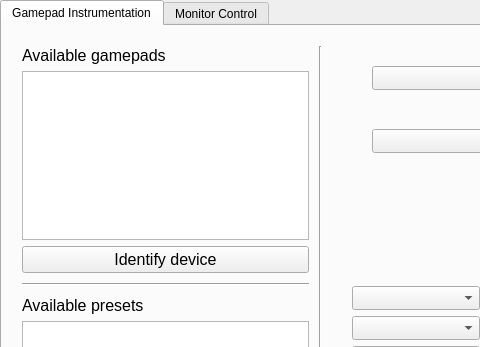
ACPLMaverick/MAVNET_Fast, file LivingRoomTool/LivingRoomTool/LivingRoomTool.ui: the form before one commit; both pictures show x 0 to 480 and y 0 to 347 of the 1024 by 850 pixel window.
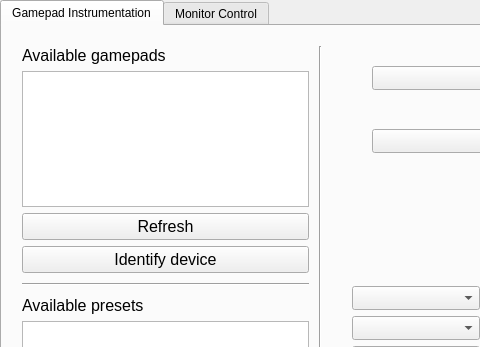
The form after the commit. Icons and pictures are not drawn.

```diff
--- a/LivingRoomTool/LivingRoomTool/LivingRoomTool.ui
+++ b/LivingRoomTool/LivingRoomTool/LivingRoomTool.ui
@@ -70,7 +70,7 @@
           <enum>QLayout::SetDefaultConstraint</enum>
          </property>
          <item>
-          <layout class="QVBoxLayout" name="VertLayout_Devices" stretch="0,0,0">
+          <layout class="QVBoxLayout" name="VertLayout_Devices" stretch="0,0,0,0">
            <item>
             <widget class="QLabel" name="Lbl_SelectDevice">
              <property name="sizePolicy">
@@ -96,6 +96,18 @@
            <item>
             <widget class="QListWidget" name="List_Devices"/>
            </item>
+           <item>
+            <widget class="QPushButton" name="Btn_RefreshDevices">
+             <property name="font">
+              <font>
+               <pointsize>12</pointsize>
+              </font>
+             </property>
+             <property name="text">
+              <string>Refresh</string>
+             </property>
+            </widget>
+           </item>
            <item>
             <widget class="QPushButton" name="Btn_IdentifyDevice">
              <property name="font">
```
